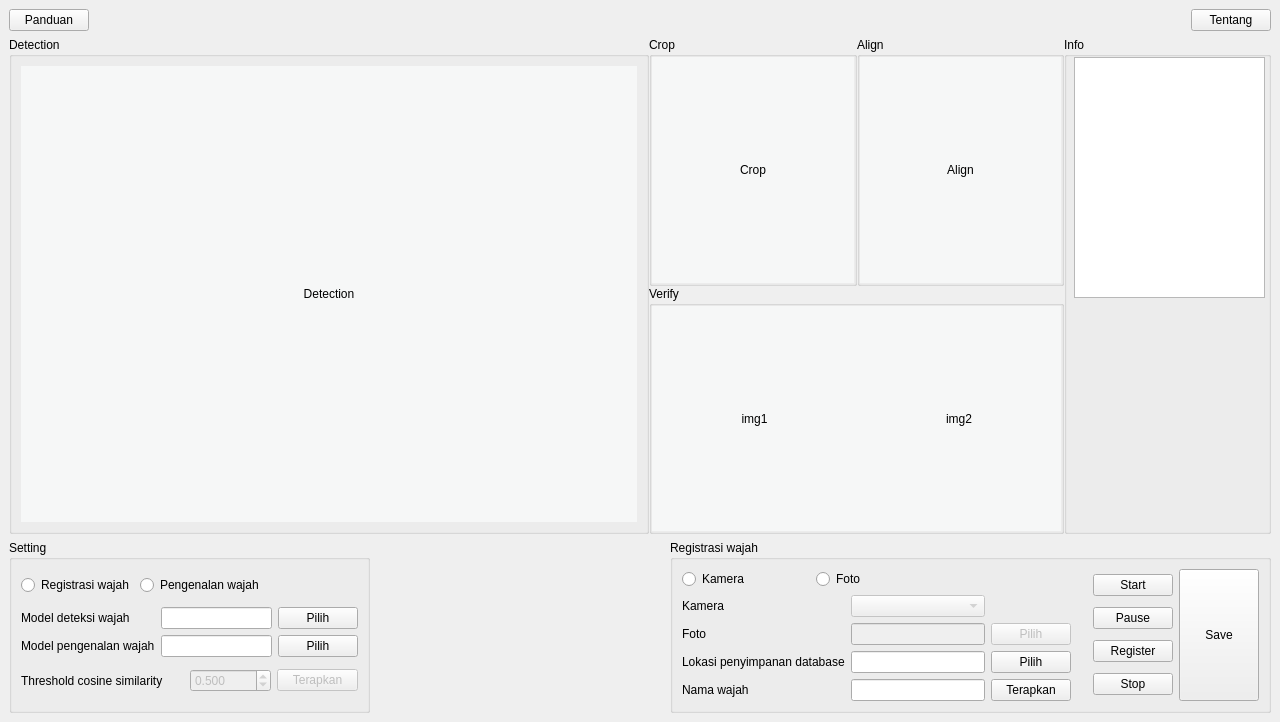
Qt form desain_v3.ui (yusufpraditya/face-recognition-app) before a commit.
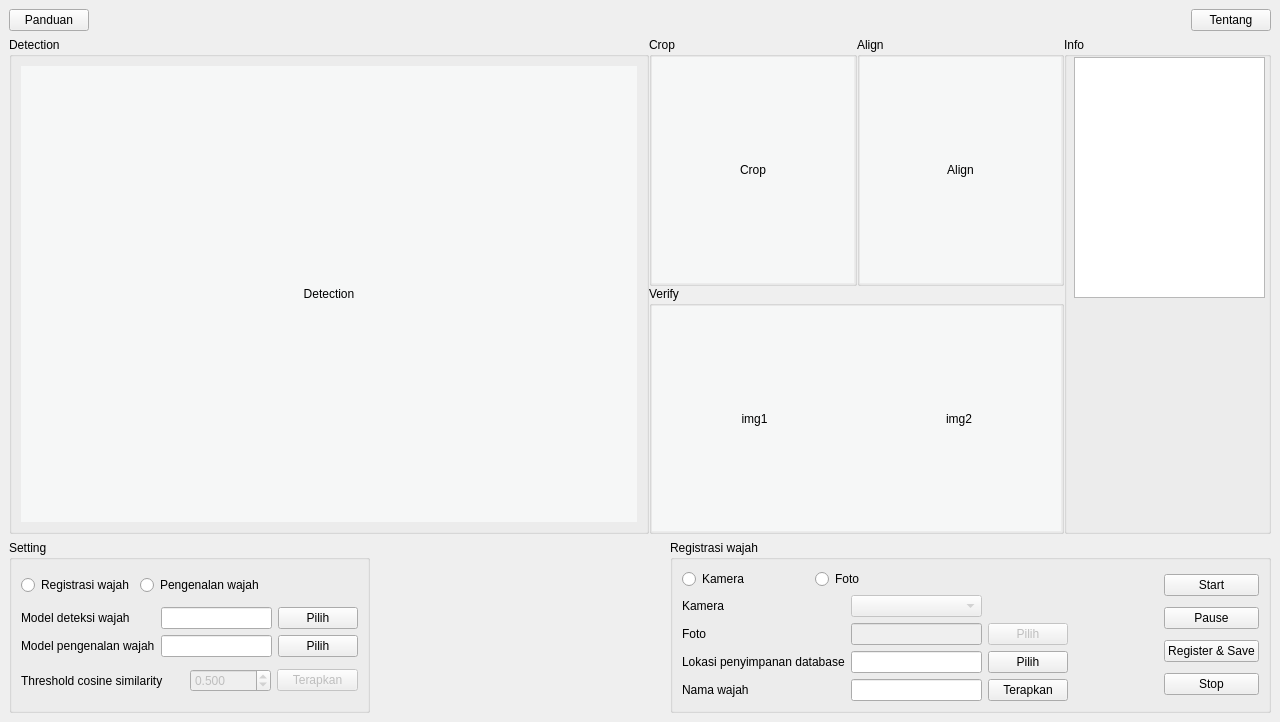
The same form after that commit. The open tabs and pages were chosen to show the change.

Diff of the .ui file:
```diff
--- a/desain_v3.ui
+++ b/desain_v3.ui
@@ -505,32 +505,14 @@
              <property name="title">
               <string>Registrasi wajah</string>
              </property>
-             <layout class="QGridLayout" name="gridLayout_7">
-              <item row="0" column="0">
-               <layout class="QHBoxLayout" name="horizontalLayout_11" stretch="1,2">
-                <item>
-                 <widget class="QRadioButton" name="btnKameraRegistrasi">
-                  <property name="text">
-                   <string>Kamera</string>
-                  </property>
-                 </widget>
-                </item>
-                <item>
-                 <widget class="QRadioButton" name="btnFotoRegistrasi">
-                  <property name="text">
-                   <string>Foto</string>
-                  </property>
-                 </widget>
-                </item>
-               </layout>
-              </item>
-              <item row="0" column="1" rowspan="2">
+             <layout class="QGridLayout" name="gridLayout_7" columnstretch="5,1,1">
+              <item row="0" column="2" rowspan="2">
                <layout class="QVBoxLayout" name="verticalLayout">
                 <property name="spacing">
                  <number>6</number>
                 </property>
                 <property name="leftMargin">
-                 <number>16</number>
+                 <number>0</number>
                 </property>
                 <item>
                  <widget class="QPushButton" name="btnStartRegistrasi">
@@ -548,8 +530,14 @@
                 </item>
                 <item>
                  <widget class="QPushButton" name="btnRegister">
+                  <property name="sizePolicy">
+                   <sizepolicy hsizetype="MinimumExpanding" vsizetype="Fixed">
+                    <horstretch>0</horstretch>
+                    <verstretch>0</verstretch>
+                   </sizepolicy>
+                  </property>
                   <property name="text">
-                   <string>Register</string>
+                   <string>Register &amp;&amp; Save</string>
                   </property>
                  </widget>
                 </item>
@@ -562,18 +550,23 @@
                 </item>
                </layout>
               </item>
-              <item row="0" column="2" rowspan="2">
-               <widget class="QPushButton" name="btnSave">
-                <property name="sizePolicy">
-                 <sizepolicy hsizetype="Minimum" vsizetype="Expanding">
-                  <horstretch>0</horstretch>
-                  <verstretch>0</verstretch>
-                 </sizepolicy>
-                </property>
-                <property name="text">
-                 <string>Save</string>
-                </property>
-               </widget>
+              <item row="0" column="0">
+               <layout class="QHBoxLayout" name="horizontalLayout_11" stretch="1,2">
+                <item>
+                 <widget class="QRadioButton" name="btnKameraRegistrasi">
+                  <property name="text">
+                   <string>Kamera</string>
+                  </property>
+                 </widget>
+                </item>
+                <item>
+                 <widget class="QRadioButton" name="btnFotoRegistrasi">
+                  <property name="text">
+                   <string>Foto</string>
+                  </property>
+                 </widget>
+                </item>
+               </layout>
               </item>
               <item row="1" column="0">
                <layout class="QGridLayout" name="gridLayout_6">
@@ -661,6 +654,22 @@
                 </item>
                </layout>
               </item>
+              <item row="0" column="1">
+               <spacer name="horizontalSpacer_4">
+                <property name="orientation">
+                 <enum>Qt::Horizontal</enum>
+                </property>
+                <property name="sizeType">
+                 <enum>QSizePolicy::Minimum</enum>
+                </property>
+                <property name="sizeHint" stdset="0">
+                 <size>
+                  <width>90</width>
+                  <height>20</height>
+                 </size>
+                </property>
+               </spacer>
+              </item>
              </layout>
             </widget>
            </item>
```
Left out of the diff: 4 changed lines with no effect on the pictures.
